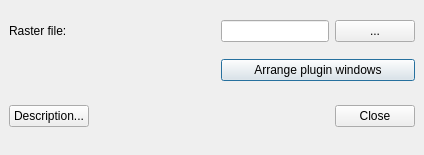
Above: pluginguibase.ui from mmassing/georeferencer before the change. Below: the same form after it.
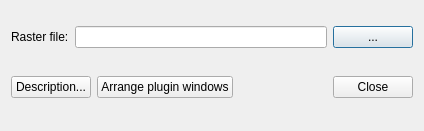
That is the form after the change. Icons and pictures are not drawn.

Commit message: -Fixed color error when creating new file, closes ticket #1034 -Updated the auto arrange -Fixed an issue that caused qgis to segfault

The edit to the form file:
```diff
--- a/pluginguibase.ui
+++ b/pluginguibase.ui
@@ -6,7 +6,7 @@
     <x>0</x>
     <y>0</y>
     <width>424</width>
-    <height>155</height>
+    <height>131</height>
    </rect>
   </property>
   <property name="windowTitle" >
@@ -16,46 +16,6 @@
    <iconset resource="georeferencer.qrc" >:/icon.png</iconset>
   </property>
   <layout class="QGridLayout" >
-   <property name="margin" >
-    <number>9</number>
-   </property>
-   <property name="spacing" >
-    <number>6</number>
-   </property>
-   <item row="1" column="1" colspan="2" >
-    <widget class="QPushButton" name="mArrangeWindowsButton" >
-     <property name="text" >
-      <string>Arrange plugin windows</string>
-     </property>
-    </widget>
-   </item>
-   <item row="0" column="2" >
-    <widget class="QPushButton" name="pbnSelectRaster" >
-     <property name="sizePolicy" >
-      <sizepolicy>
-       <hsizetype>0</hsizetype>
-       <vsizetype>0</vsizetype>
-       <horstretch>0</horstretch>
-       <verstretch>0</verstretch>
-      </sizepolicy>
-     </property>
-     <property name="text" >
-      <string>...</string>
-     </property>
-    </widget>
-   </item>
-   <item row="0" column="1" >
-    <widget class="QLineEdit" name="leSelectRaster" >
-     <property name="sizePolicy" >
-      <sizepolicy>
-       <hsizetype>0</hsizetype>
-       <vsizetype>0</vsizetype>
-       <horstretch>0</horstretch>
-       <verstretch>0</verstretch>
-      </sizepolicy>
-     </property>
-    </widget>
-   </item>
    <item row="0" column="0" >
     <widget class="QLabel" name="textLabel1" >
      <property name="text" >
@@ -63,7 +23,30 @@
      </property>
     </widget>
    </item>
-   <item row="2" column="0" colspan="3" >
+   <item row="0" column="1" >
+    <widget class="QLineEdit" name="leSelectRaster" >
+     <property name="sizePolicy" >
+      <sizepolicy vsizetype="Fixed" hsizetype="Expanding" >
+       <horstretch>0</horstretch>
+       <verstretch>0</verstretch>
+      </sizepolicy>
+     </property>
+    </widget>
+   </item>
+   <item row="0" column="2" >
+    <widget class="QPushButton" name="pbnSelectRaster" >
+     <property name="sizePolicy" >
+      <sizepolicy vsizetype="Fixed" hsizetype="Fixed" >
+       <horstretch>0</horstretch>
+       <verstretch>0</verstretch>
+      </sizepolicy>
+     </property>
+     <property name="text" >
+      <string>...</string>
+     </property>
+    </widget>
+   </item>
+   <item row="1" column="0" colspan="3" >
     <layout class="QHBoxLayout" >
      <property name="margin" >
       <number>0</number>
@@ -78,6 +61,13 @@
        </property>
       </widget>
      </item>
+     <item>
+      <widget class="QPushButton" name="mArrangeWindowsButton" >
+       <property name="text" >
+        <string>Arrange plugin windows</string>
+       </property>
+      </widget>
+     </item>
      <item>
       <spacer>
        <property name="orientation" >
```
Left out of the diff: 17 changed lines with no effect on the pictures. The commit also changes 4 other files.
